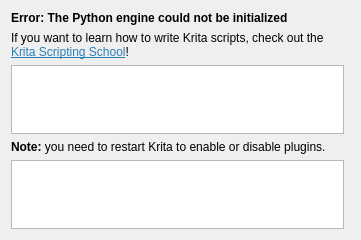
Before: the Qt Designer form plugins/extensions/pykrita/plugin/manager.ui in DR-KD1997/IKriate, drawn with Qt 5.
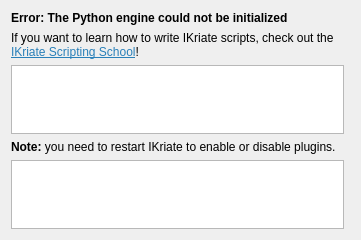
After: the same form once the commit is applied.

Patch:
```diff
--- a/plugins/extensions/pykrita/plugin/manager.ui
+++ b/plugins/extensions/pykrita/plugin/manager.ui
@@ -18,7 +18,7 @@
    <item row="3" column="0">
     <widget class="QLabel" name="label">
      <property name="text">
-      <string>&lt;html&gt;&lt;head/&gt;&lt;body&gt;&lt;p&gt;&lt;span style=&quot; font-weight:600;&quot;&gt;Note:&lt;/span&gt; you need to restart Krita to enable or disable plugins.&lt;/p&gt;&lt;/body&gt;&lt;/html&gt;</string>
+      <string>&lt;html&gt;&lt;head/&gt;&lt;body&gt;&lt;p&gt;&lt;span style=&quot; font-weight:600;&quot;&gt;Note:&lt;/span&gt; you need to restart IKriate to enable or disable plugins.&lt;/p&gt;&lt;/body&gt;&lt;/html&gt;</string>
      </property>
      <property name="textFormat">
       <enum>Qt::RichText</enum>
@@ -72,7 +72,7 @@
    <item row="1" column="0">
     <widget class="QLabel" name="label_2">
      <property name="text">
-      <string>&lt;html&gt;&lt;head/&gt;&lt;body&gt;&lt;p&gt;If you want to learn how to write Krita scripts, check out the &lt;a href=&quot;https://scripting.krita.org/lessons/introduction&quot;&gt;&lt;span style=&quot; text-decoration: underline; color:#2980b9;&quot;&gt;Krita Scripting School&lt;/span&gt;&lt;/a&gt;!&lt;/p&gt;&lt;/body&gt;&lt;/html&gt;</string>
+      <string>&lt;html&gt;&lt;head/&gt;&lt;body&gt;&lt;p&gt;If you want to learn how to write IKriate scripts, check out the &lt;a href=&quot;https://scripting.krita.org/lessons/introduction&quot;&gt;&lt;span style=&quot; text-decoration: underline; color:#2980b9;&quot;&gt;IKriate Scripting School&lt;/span&gt;&lt;/a&gt;!&lt;/p&gt;&lt;/body&gt;&lt;/html&gt;</string>
      </property>
      <property name="wordWrap">
       <bool>true</bool>
```
